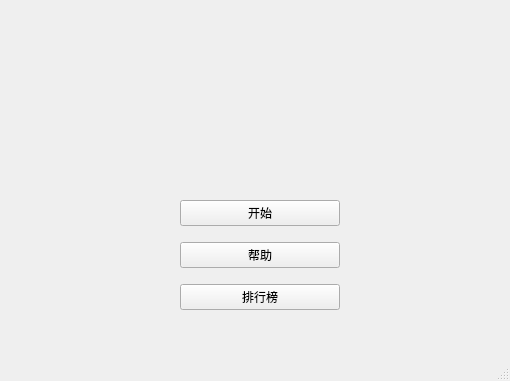
Qt form xxlProject.ui (jimmyss/Bejeweled) before a commit.
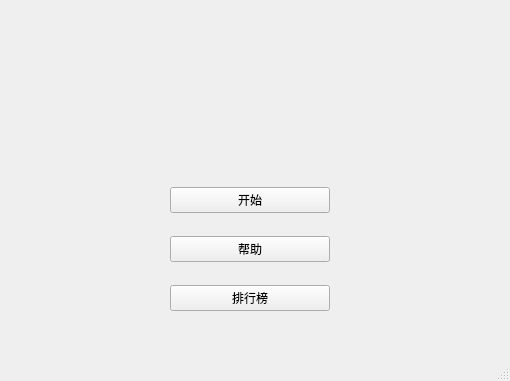
The same form after that commit.

Diff of the .ui file:
```diff
--- a/xxlProject.ui
+++ b/xxlProject.ui
@@ -17,10 +17,10 @@
    <widget class="QWidget" name="verticalLayoutWidget">
     <property name="geometry">
      <rect>
-      <x>180</x>
-      <y>190</y>
+      <x>170</x>
+      <y>170</y>
       <width>160</width>
-      <height>131</height>
+      <height>161</height>
      </rect>
     </property>
     <layout class="QVBoxLayout" name="verticalLayout">
```
